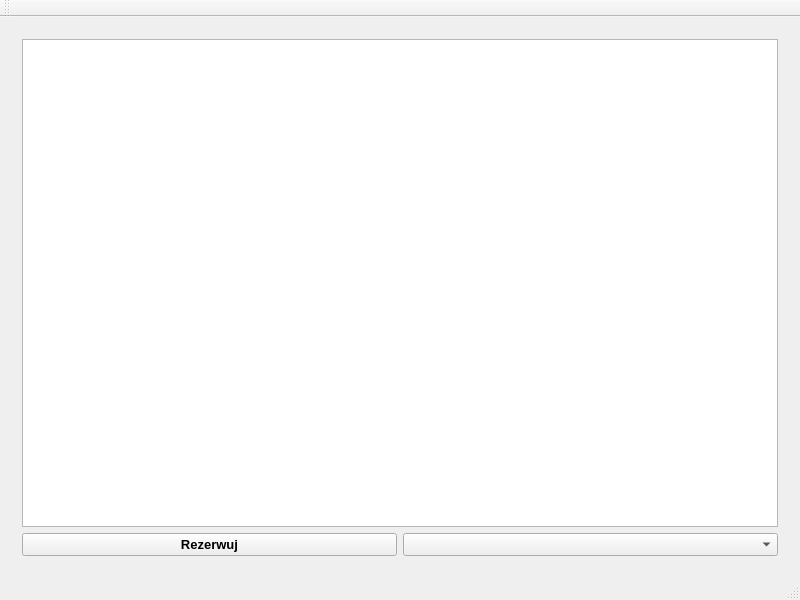
First picture: the form in mainwindow.ui, repository bartoszrud/ArlineReservation, before the edit.
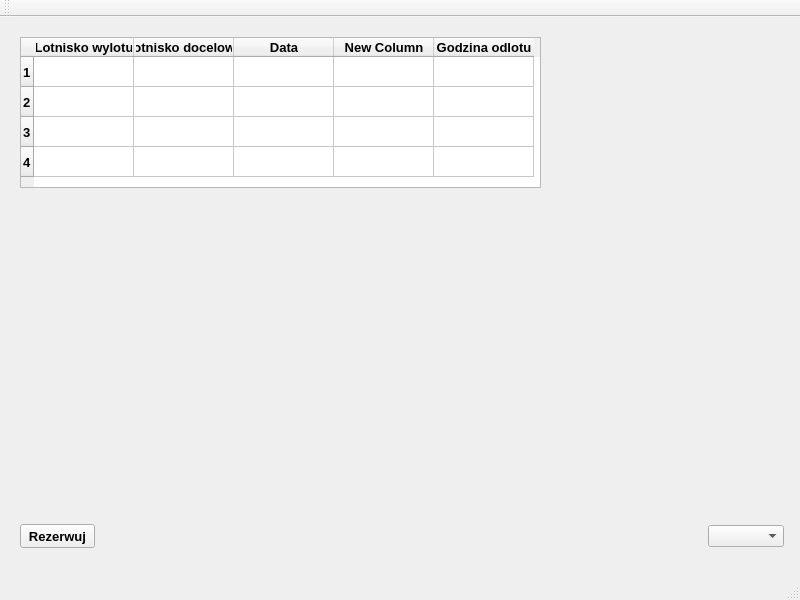
Second picture: the form after the edit. The open tabs and pages were chosen to show the change.

```diff
--- a/mainwindow.ui
+++ b/mainwindow.ui
@@ -49,28 +49,84 @@
        <number>1</number>
       </property>
       <widget class="QWidget" name="stronaLoty">
-       <layout class="QGridLayout" name="gridLayout_2">
-        <item row="1" column="0">
-         <widget class="QPushButton" name="przyciskRezerwuj">
-          <property name="text">
-           <string>Rezerwuj</string>
-          </property>
-         </widget>
-        </item>
-        <item row="1" column="1">
-         <widget class="QComboBox" name="comboBox"/>
-        </item>
-        <item row="0" column="0" colspan="2">
-         <widget class="QTableView" name="tabelaLotow">
-          <property name="editTriggers">
-           <set>QAbstractItemView::NoEditTriggers</set>
-          </property>
-          <property name="showGrid">
-           <bool>false</bool>
-          </property>
-         </widget>
-        </item>
-       </layout>
+       <widget class="QPushButton" name="przyciskRezerwuj">
+        <property name="geometry">
+         <rect>
+          <x>9</x>
+          <y>496</y>
+          <width>75</width>
+          <height>24</height>
+         </rect>
+        </property>
+        <property name="text">
+         <string>Rezerwuj</string>
+        </property>
+       </widget>
+       <widget class="QComboBox" name="comboBox">
+        <property name="geometry">
+         <rect>
+          <x>697</x>
+          <y>497</y>
+          <width>76</width>
+          <height>22</height>
+         </rect>
+        </property>
+       </widget>
+       <widget class="QTableWidget" name="tabelaLotow">
+        <property name="geometry">
+         <rect>
+          <x>9</x>
+          <y>9</y>
+          <width>521</width>
+          <height>151</height>
+         </rect>
+        </property>
+        <row>
+         <property name="text">
+          <string>1</string>
+         </property>
+        </row>
+        <row>
+         <property name="text">
+          <string>2</string>
+         </property>
+        </row>
+        <row>
+         <property name="text">
+          <string>3</string>
+         </property>
+        </row>
+        <row>
+         <property name="text">
+          <string>4</string>
+         </property>
+        </row>
+        <column>
+         <property name="text">
+          <string>Lotnisko wylotu</string>
+         </property>
+        </column>
+        <column>
+         <property name="text">
+          <string>Lotnisko docelowe</string>
+         </property>
+        </column>
+        <column>
+         <property name="text">
+          <string>Data</string>
+         </property>
+        </column>
+        <column>
+         <property name="text">
+          <string>New Column</string>
+         </property>
+        </column>
+        <column>
+         <property name="text">
+          <string>Godzina odlotu</string>
+         </property>
+        </column>
+       </widget>
       </widget>
       <widget class="QWidget" name="stronaRezerwacje">
        <layout class="QGridLayout" name="gridLayout_3">
```
Left out of the diff: 2 changed lines with no effect on the pictures.
